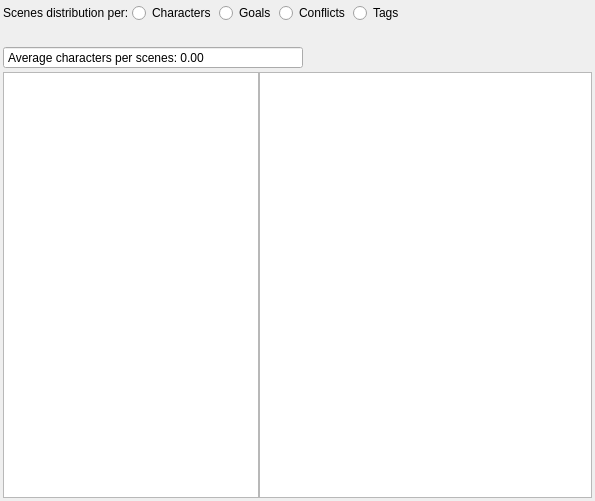
Before: the Qt Designer form ui/scene_dstribution_widget.ui in zkovari/plotlyst, drawn with Qt 5.
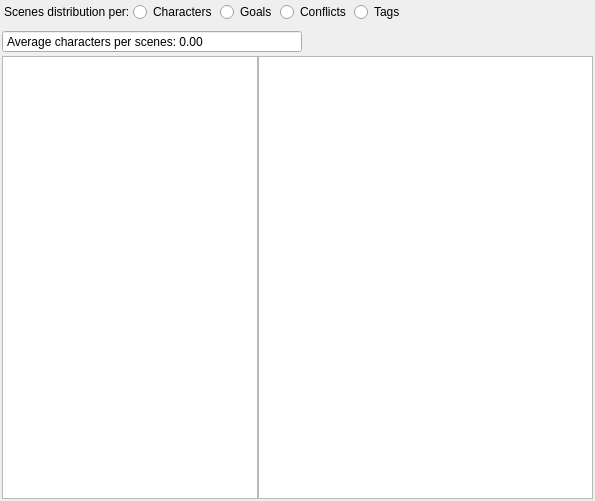
After: the same form once the commit is applied.

Commit message: Fix margins on scenes distr view, closes #446

Patch:
```diff
--- a/ui/scene_dstribution_widget.ui
+++ b/ui/scene_dstribution_widget.ui
@@ -24,19 +24,25 @@
     <number>3</number>
    </property>
    <property name="leftMargin">
-    <number>3</number>
+    <number>2</number>
    </property>
    <property name="topMargin">
-    <number>3</number>
+    <number>2</number>
    </property>
    <property name="rightMargin">
-    <number>3</number>
+    <number>2</number>
    </property>
    <property name="bottomMargin">
-    <number>3</number>
+    <number>2</number>
    </property>
    <item>
     <layout class="QHBoxLayout" name="horizontalLayout_2">
+     <property name="leftMargin">
+      <number>2</number>
+     </property>
+     <property name="bottomMargin">
+      <number>5</number>
+     </property>
      <item alignment="Qt::AlignLeft">
       <widget class="QLabel" name="label">
        <property name="text">
@@ -117,19 +123,6 @@
      </item>
     </layout>
    </item>
-   <item>
-    <spacer name="horizontalSpacer_2">
-     <property name="orientation">
-      <enum>Qt::Horizontal</enum>
-     </property>
-     <property name="sizeHint" stdset="0">
-      <size>
-       <width>40</width>
-       <height>20</height>
-      </size>
-     </property>
-    </spacer>
-   </item>
    <item>
     <widget class="QDoubleSpinBox" name="spinAverage">
      <property name="maximumSize">
```
